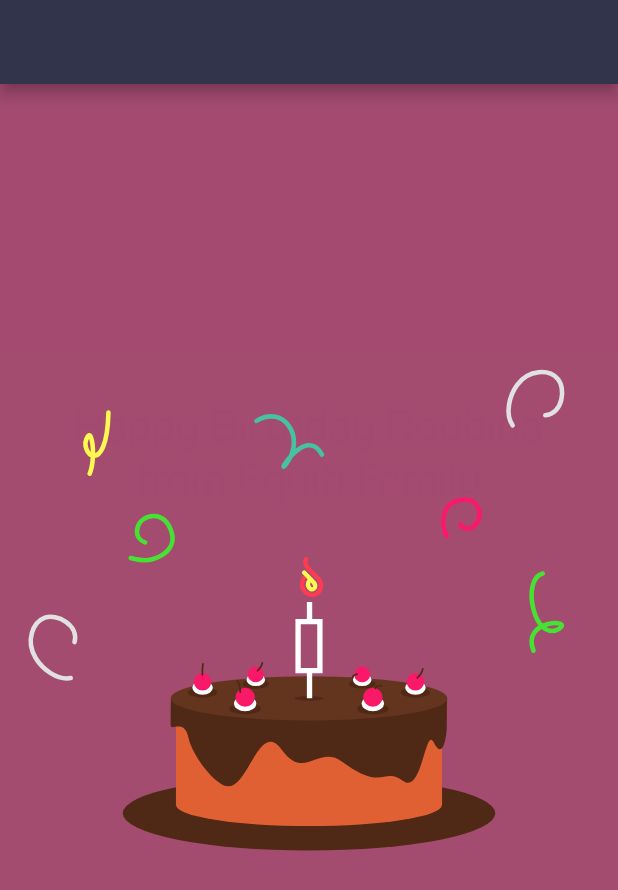
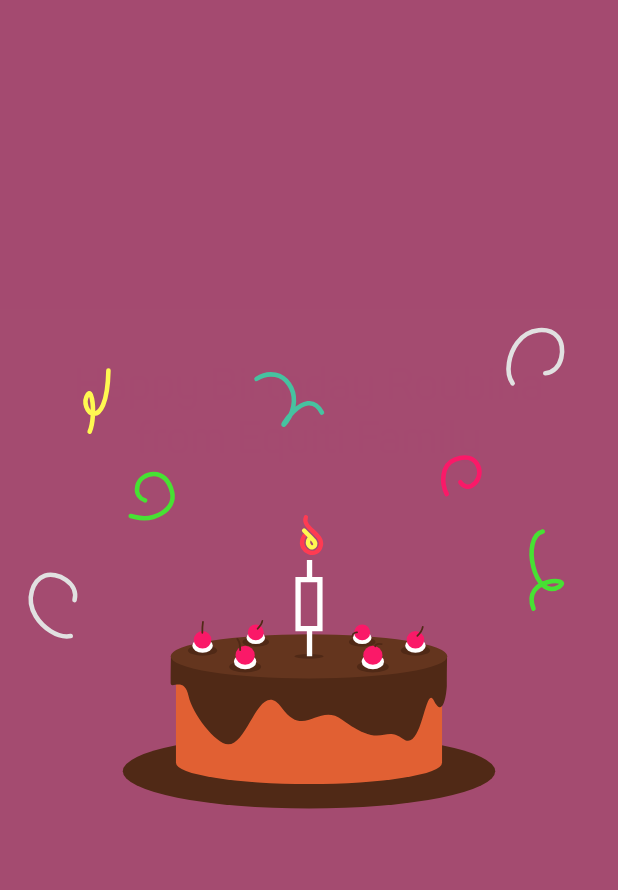
Before and after one commit to shashiben/Birthday-Wishes-App, a Flutter app: the screen it shows after launch, on a phone screen of 412 x 824 dp. Shown: the top 890 px of the screen. Run offline on Flutter 3.47's test engine with Material 2 defaults, Android fonts, the light colour scheme and no system bars; our stand-ins replace animated_text_kit, confetti, flutter_icons, get, lottie, simple_animations and 1 more.

Commit message:
👌 IMPROVE: added blow candle button

```diff
--- a/lib/core/controllers/cake_controller.dart
+++ b/lib/core/controllers/cake_controller.dart
@@ -26,17 +26,17 @@ class CakeController extends GetxController with SingleGetTickerProviderMixin {
 
   actionAfterCakeReady() async {
     cakeReadyLottie.forward();
-    await Future.delayed(Duration(milliseconds: 4200));
+    await Future.delayed(Duration(milliseconds: 4750));
     cakeReadyLottie.stop();
     showBlowFloatButton.value = true;
   }
 
   resumeCakeBlowAction() async {
-    showBlowFloatButton.value=false;
+    showBlowFloatButton.value = false;
     cakeReadyLottie.forward();
     await Future.delayed(Duration(
         milliseconds:
-            ((cakeReadyLottie.duration?.inMilliseconds ?? 8000) - 4200)));
+            ((cakeReadyLottie.duration?.inMilliseconds ?? 8000) - 4750)));
     navigateToRate();
   }
 
--- a/lib/ui/views/Cake View/cake_screen.dart
+++ b/lib/ui/views/Cake View/cake_screen.dart
@@ -31,9 +31,6 @@ class CakeScreen extends GetView<CakeController> {
                     )),
               )
             : SizedBox(),
-        appBar: AppBar(
-          automaticallyImplyLeading: false,
-        ),
         body: Container(
           width: Get.width,
           height: Get.height,
```
